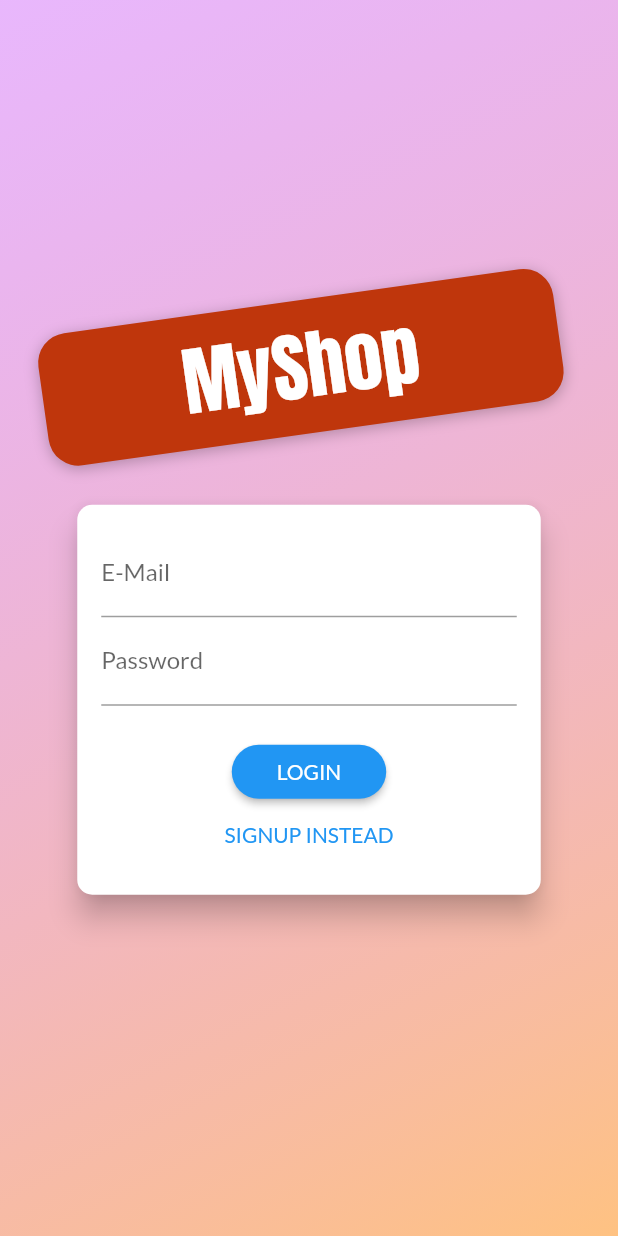
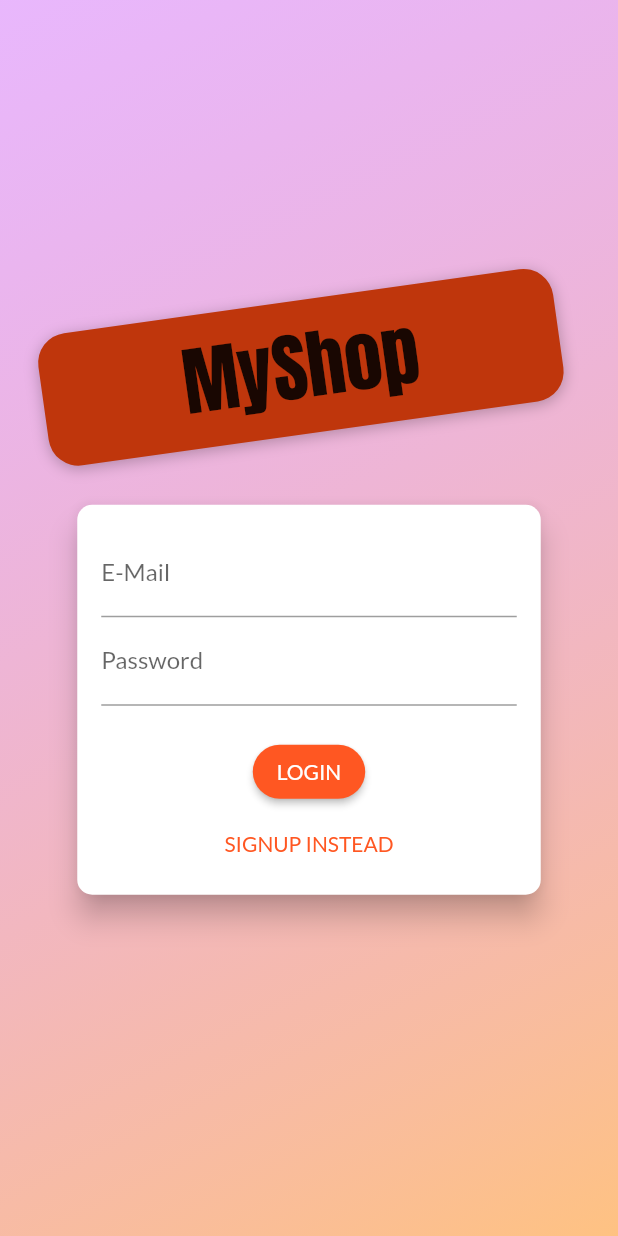
Before and after one commit to lutsenko-yuriy/flutter_shop_app, a Flutter app: the screen it shows after launch, on a phone screen of 412 x 824 dp. Run offline on Flutter 3.47's test engine with Material 2 defaults, Android fonts, the phone set to English and light mode, and no system bars; our stand-ins replace shared_preferences.

Commit message:
Fix some issues related to updating flutter

```diff
--- a/lib/ui/screens/auth_screen.dart
+++ b/lib/ui/screens/auth_screen.dart
@@ -65,11 +65,6 @@ class AuthScreen extends StatelessWidget {
                       child: Text(
                         'MyShop',
                         style: TextStyle(
-                          color: Theme
-                              .of(context)
-                              .accentTextTheme
-                              .titleSmall
-                              .color,
                           fontSize: 50,
                           fontFamily: 'Anton',
                           fontWeight: FontWeight.normal,
@@ -274,35 +269,26 @@ class _AuthCardState extends State<AuthCard>
                 if (_isLoading)
                   CircularProgressIndicator()
                 else
-                  RaisedButton(
-                    child:
-                    Text(_authMode == AuthMode.Login ? 'LOGIN' : 'SIGN UP'),
+                  ElevatedButton(
+                    child: Text(
+                        _authMode == AuthMode.Login ? 'LOGIN' : 'SIGN UP'),
                     onPressed: _submit,
-                    shape: RoundedRectangleBorder(
-                      borderRadius: BorderRadius.circular(30),
+                    style: ButtonStyle(
+                        shape: MaterialStateProperty.all<RoundedRectangleBorder>
+                          (
+                            RoundedRectangleBorder(
+                              borderRadius: BorderRadius.circular(30),
+                            )
+                        ),
+
                     ),
-                    padding:
-                    EdgeInsets.symmetric(horizontal: 30.0, vertical: 8.0),
-                    color: Theme
-                        .of(context)
-                        .primaryColor,
-                    textColor: Theme
-                        .of(context)
-                        .primaryTextTheme
-                        .button
-                        .color,
                   ),
-                FlatButton(
+                TextButton(
                   child: Text(
-                      '${_authMode == AuthMode.Login
-                          ? 'SIGNUP'
-                          : 'LOGIN'} INSTEAD'),
+                    '${_authMode == AuthMode.Login
+                        ? 'SIGNUP'
+                        : 'LOGIN'} INSTEAD',),
                   onPressed: _switchAuthMode,
-                  padding: EdgeInsets.symmetric(horizontal: 30.0, vertical: 4),
-                  materialTapTargetSize: MaterialTapTargetSize.shrinkWrap,
-                  textColor: Theme
-                      .of(context)
-                      .primaryColor,
                 ),
               ],
             ),
--- a/lib/ui/widgets/product_item.dart
+++ b/lib/ui/widgets/product_item.dart
@@ -22,8 +22,13 @@ class ProductItem extends StatelessWidget {
     ScaffoldMessenger.of(context).hideCurrentSnackBar();
     ScaffoldMessenger.of(context).showSnackBar(SnackBar(
       duration: Duration(seconds: 2),
-      content: Text('${_product.title} is added to cart', textAlign: TextAlign.center,),
-      action: SnackBarAction(label: 'Undo', onPressed: () => shoppingCartData.removeProduct(_product)),
+      content: Text(
+        '${_product.title} is added to cart',
+        textAlign: TextAlign.center,
+      ),
+      action: SnackBarAction(
+          label: 'Undo',
+          onPressed: () => shoppingCartData.removeProduct(_product)),
     ));
   }
 
@@ -44,8 +49,9 @@ class ProductItem extends StatelessWidget {
       child: GridTile(
         child: GestureDetector(
           onTap: () => _goToDetails(context),
-          child: Image.network(
-            _product.imageUrl,
+          child: FadeInImage(
+            placeholder: AssetImage('assets/images/product-placeholder.png'),
+            image: NetworkImage(_product.imageUrl),
             fit: BoxFit.cover,
           ),
         ),
--- a/pubspec.yaml
+++ b/pubspec.yaml
@@ -49,8 +49,8 @@ flutter:
   uses-material-design: true
 
   # To add assets to your application, add an assets section, like this:
-  # assets:
-  #   - images/a_dot_burr.jpeg
+  assets:
+   - assets/images/product-placeholder.png
   #   - images/a_dot_ham.jpeg
 
   # An image asset can refer to one or more resolution-specific "variants", see
```
Also changed, not shown: assets/images/product-placeholder.png (added), pubspec.lock, 2 other files.
